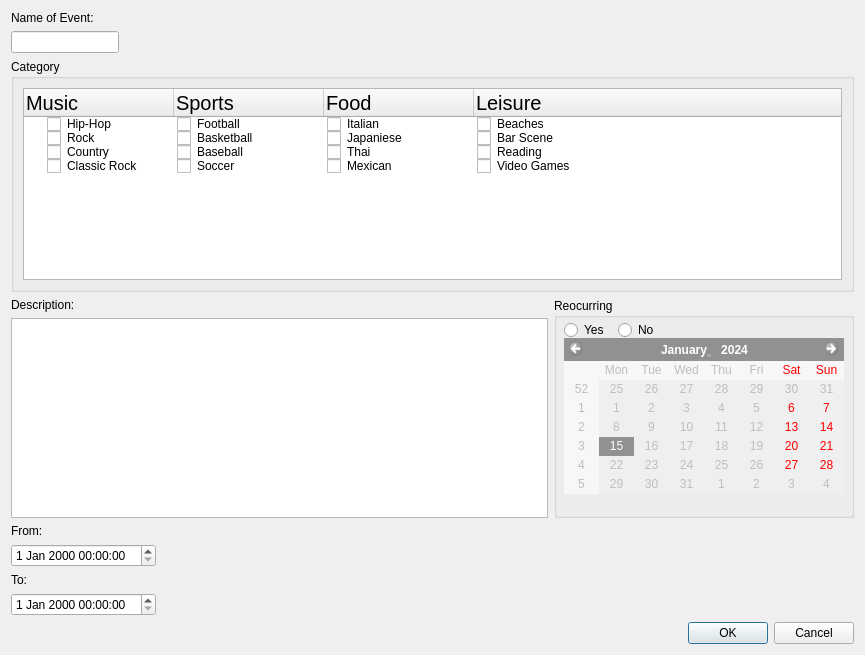
Aesylwinn/software-engineering, file src/web-app/eventpopup.ui: the form before one commit.
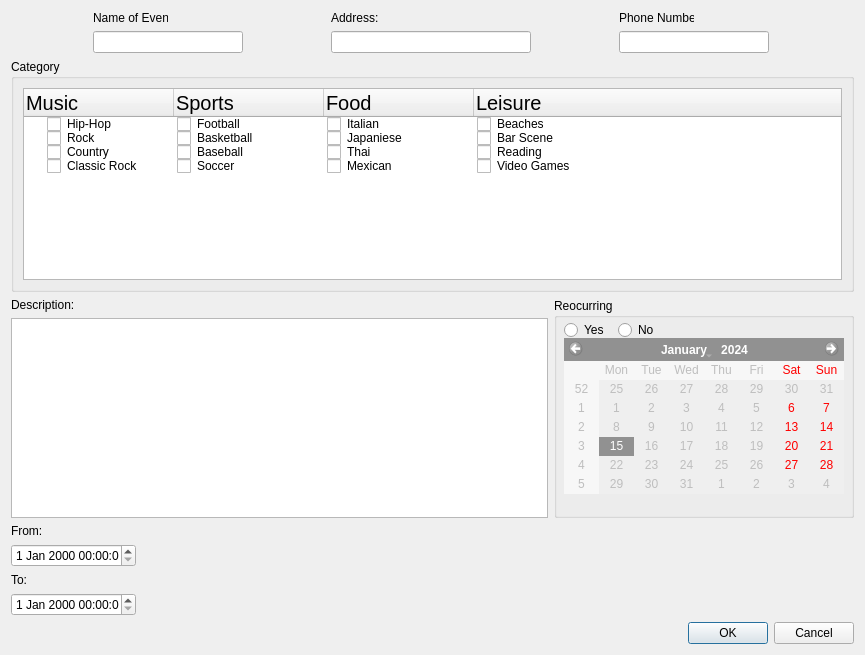
The form after the commit.

The edit to the form file:
```diff
--- a/src/web-app/eventpopup.ui
+++ b/src/web-app/eventpopup.ui
@@ -13,70 +13,93 @@
   <property name="windowTitle">
    <string>Create Event</string>
   </property>
-  <layout class="QFormLayout" name="formLayout">
-   <property name="rowWrapPolicy">
-    <enum>QFormLayout::DontWrapRows</enum>
-   </property>
-   <item row="0" column="0">
-    <layout class="QVBoxLayout" name="verticalLayout">
+  <layout class="QVBoxLayout" name="verticalLayout_10">
+   <item>
+    <layout class="QHBoxLayout" name="horizontalLayout_3">
      <item>
-      <widget class="QLabel" name="eventName">
-       <property name="text">
-        <string>Name of Event:</string>
-       </property>
-      </widget>
+      <layout class="QVBoxLayout" name="verticalLayout">
+       <item>
+        <widget class="QLabel" name="eventName">
+         <property name="maximumSize">
+          <size>
+           <width>75</width>
+           <height>16777215</height>
+          </size>
+         </property>
+         <property name="text">
+          <string>Name of Event:</string>
+         </property>
+        </widget>
+       </item>
+       <item>
+        <widget class="QLineEdit" name="eventNameEd">
+         <property name="maximumSize">
+          <size>
+           <width>150</width>
+           <height>16777215</height>
+          </size>
+         </property>
+        </widget>
+       </item>
+      </layout>
      </item>
      <item>
-      <widget class="QLineEdit" name="eventNameEd"/>
-     </item>
-    </layout>
-   </item>
-   <item row="2" column="0">
-    <layout class="QVBoxLayout" name="verticalLayout_6">
-     <item>
-      <layout class="QVBoxLayout" name="verticalLayout_3">
+      <layout class="QVBoxLayout" name="verticalLayout_8">
        <item>
-        <widget class="QLabel" name="label_2">
+        <widget class="QLabel" name="eventAddress">
+         <property name="maximumSize">
+          <size>
+           <width>75</width>
+           <height>16777215</height>
+          </size>
+         </property>
          <property name="text">
-          <string>From:</string>
+          <string>Address:</string>
          </property>
         </widget>
        </item>
        <item>
-        <widget class="QDateTimeEdit" name="fromDate"/>
+        <widget class="QLineEdit" name="lineEdit">
+         <property name="maximumSize">
+          <size>
+           <width>200</width>
+           <height>16777215</height>
+          </size>
+         </property>
+        </widget>
        </item>
       </layout>
      </item>
      <item>
-      <layout class="QVBoxLayout" name="verticalLayout_4">
+      <layout class="QVBoxLayout" name="verticalLayout_9">
        <item>
-        <widget class="QLabel" name="label_3">
-         <property name="enabled">
-          <bool>true</bool>
+        <widget class="QLabel" name="eventPhone">
+         <property name="maximumSize">
+          <size>
+           <width>75</width>
+           <height>16777215</height>
+          </size>
          </property>
          <property name="text">
-          <string>To:</string>
+          <string>Phone Number:</string>
          </property>
         </widget>
        </item>
        <item>
-        <widget class="QDateTimeEdit" name="toDate"/>
+        <widget class="QLineEdit" name="lineEdit_2">
+         <property name="maximumSize">
+          <size>
+           <width>150</width>
+           <height>16777215</height>
+          </size>
+         </property>
+        </widget>
        </item>
       </layout>
      </item>
     </layout>
    </item>
-   <item row="3" column="1">
-    <widget class="QDialogButtonBox" name="buttonBox">
-     <property name="orientation">
-      <enum>Qt::Horizontal</enum>
-     </property>
-     <property name="standardButtons">
-      <set>QDialogButtonBox::Cancel|QDialogButtonBox::Ok</set>
-     </property>
-    </widget>
-   </item>
-   <item row="1" column="0" colspan="2">
+   <item>
     <layout class="QVBoxLayout" name="verticalLayout_7" stretch="0,0">
      <item>
       <widget class="QGroupBox" name="groupBox">
@@ -322,6 +345,65 @@
      </item>
     </layout>
    </item>
+   <item>
+    <layout class="QVBoxLayout" name="verticalLayout_6">
+     <item>
+      <layout class="QVBoxLayout" name="verticalLayout_3">
+       <item>
+        <widget class="QLabel" name="label_2">
+         <property name="text">
+          <string>From:</string>
+         </property>
+        </widget>
+       </item>
+       <item>
+        <widget class="QDateTimeEdit" name="fromDate">
+         <property name="maximumSize">
+          <size>
+           <width>125</width>
+           <height>16777215</height>
+          </size>
+         </property>
+        </widget>
+       </item>
+      </layout>
+     </item>
+     <item>
+      <layout class="QVBoxLayout" name="verticalLayout_4">
+       <item>
+        <widget class="QLabel" name="label_3">
+         <property name="enabled">
+          <bool>true</bool>
+         </property>
+         <property name="text">
+          <string>To:</string>
+         </property>
+        </widget>
+       </item>
+       <item>
+        <widget class="QDateTimeEdit" name="toDate">
+         <property name="maximumSize">
+          <size>
+           <width>125</width>
+           <height>16777215</height>
+          </size>
+         </property>
+        </widget>
+       </item>
+      </layout>
+     </item>
+    </layout>
+   </item>
+   <item>
+    <widget class="QDialogButtonBox" name="buttonBox">
+     <property name="orientation">
+      <enum>Qt::Horizontal</enum>
+     </property>
+     <property name="standardButtons">
+      <set>QDialogButtonBox::Cancel|QDialogButtonBox::Ok</set>
+     </property>
+    </widget>
+   </item>
   </layout>
  </widget>
  <resources/>
```
